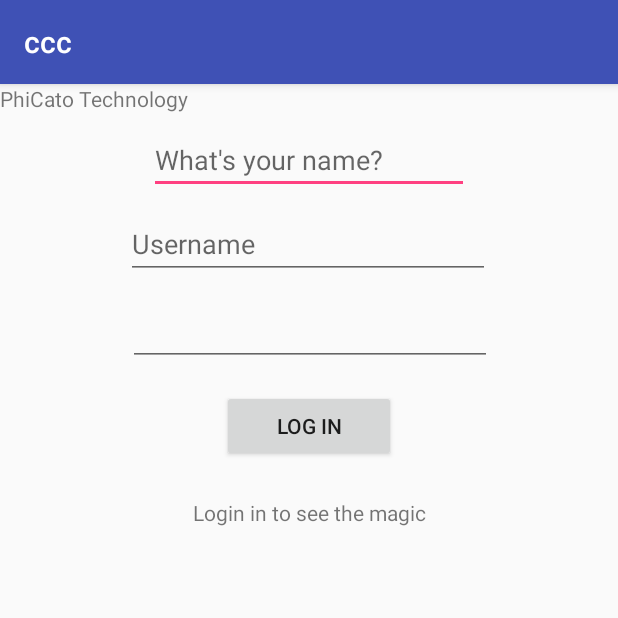
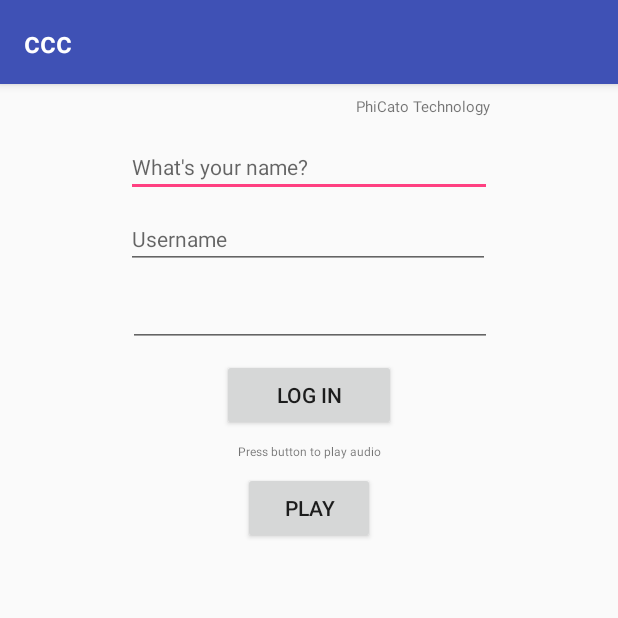
Before and after one commit to phicato/ccc, an Android app: the screen it shows after launch (MainActivity), on a phone screen of 412 x 824 dp, the top half of it. Run offline under Robolectric (Android 15) with nearby library versions, the phone set to English and light mode, and no system bars.

Commit message:
Updated with click to play function

```diff
--- a/app/src/main/java/pl/phicato/www/ccc/MainActivity.java
+++ b/app/src/main/java/pl/phicato/www/ccc/MainActivity.java
@@ -1,5 +1,6 @@
 package pl.phicato.www.ccc;
 
+import android.media.MediaPlayer;
 import android.support.v7.app.AppCompatActivity;
 import android.os.Bundle;
 import android.util.Log;
@@ -29,4 +30,9 @@ public class MainActivity extends AppCompatActivity {
 
         Toast.makeText(MainActivity.this, "Hello " + nameConverted, Toast.LENGTH_SHORT).show();
     }
+
+    public void playFunction(View view){
+        MediaPlayer ring= MediaPlayer.create(MainActivity.this,R.raw.zakonczenie);
+        ring.start();
+    }
 }
--- a/app/src/main/res/layout/activity_main.xml
+++ b/app/src/main/res/layout/activity_main.xml
@@ -10,49 +10,58 @@
         android:id="@+id/textView2"
         android:layout_width="wrap_content"
         android:layout_height="19dp"
+        android:layout_marginEnd="8dp"
+        android:layout_marginStart="64dp"
+        android:layout_marginTop="8dp"
         android:text="@string/PhiCato"
+        android:textSize="10sp"
+        app:layout_constraintEnd_toEndOf="parent"
+        app:layout_constraintHorizontal_bias="0.693"
         app:layout_constraintStart_toStartOf="parent"
         app:layout_constraintTop_toTopOf="parent" />
 
     <EditText
         android:id="@+id/nameID"
-        android:layout_width="wrap_content"
+        android:layout_width="0dp"
         android:layout_height="wrap_content"
         android:layout_marginEnd="84dp"
         android:layout_marginStart="84dp"
-        android:layout_marginTop="28dp"
+        android:layout_marginTop="8dp"
         android:ems="10"
         android:hint="@string/whats_your_name"
         android:inputType="textPersonName"
+        android:textSize="14sp"
         app:layout_constraintEnd_toEndOf="parent"
+        app:layout_constraintHorizontal_bias="1.0"
         app:layout_constraintStart_toStartOf="parent"
-        app:layout_constraintTop_toTopOf="parent" />
+        app:layout_constraintTop_toBottomOf="@+id/textView2" />
 
     <EditText
         android:id="@+id/usernameID"
         android:layout_width="0dp"
-        android:layout_height="46dp"
+        android:layout_height="wrap_content"
         android:layout_marginEnd="85dp"
         android:layout_marginStart="84dp"
-        android:layout_marginTop="84dp"
+        android:layout_marginTop="8dp"
         android:ems="10"
         android:hint="@string/name"
         android:inputType="textPersonName"
+        android:textSize="14sp"
         app:layout_constraintEnd_toEndOf="parent"
-        app:layout_constraintHorizontal_bias="0.0"
+        app:layout_constraintHorizontal_bias="0.497"
         app:layout_constraintStart_toStartOf="parent"
-        app:layout_constraintTop_toTopOf="parent"
-        app:layout_constraintVertical_chainStyle="packed" />
+        app:layout_constraintTop_toBottomOf="@+id/nameID" />
 
     <EditText
         android:id="@+id/passwordID"
         android:layout_width="0dp"
-        android:layout_height="46dp"
+        android:layout_height="wrap_content"
         android:layout_marginEnd="84dp"
         android:layout_marginStart="85dp"
         android:layout_marginTop="12dp"
         android:ems="10"
         android:inputType="textPassword"
+        android:textSize="14sp"
         app:layout_constraintEnd_toEndOf="parent"
         app:layout_constraintHorizontal_bias="0.0"
         app:layout_constraintStart_toStartOf="parent"
@@ -64,7 +73,7 @@
         android:layout_height="48dp"
         android:layout_marginEnd="148dp"
         android:layout_marginStart="148dp"
-        android:layout_marginTop="16dp"
+        android:layout_marginTop="8dp"
         android:onClick="loginFunction"
         android:text="@string/login_button"
         app:layout_constraintEnd_toEndOf="parent"
@@ -78,10 +87,24 @@
         android:layout_height="wrap_content"
         android:layout_marginEnd="162dp"
         android:layout_marginStart="162dp"
-        android:layout_marginTop="24dp"
+        android:layout_marginTop="8dp"
         android:text="@string/login_mess"
+        android:textSize="8sp"
         app:layout_constraintEnd_toEndOf="parent"
         app:layout_constraintStart_toStartOf="parent"
         app:layout_constraintTop_toBottomOf="@+id/buttonID" />
 
+    <Button
+        android:id="@+id/button2"
+        android:layout_width="wrap_content"
+        android:layout_height="wrap_content"
+        android:layout_marginEnd="148dp"
+        android:layout_marginStart="148dp"
+        android:layout_marginTop="8dp"
+        android:onClick="playFunction"
+        android:text="@string/play_button"
+        app:layout_constraintEnd_toEndOf="parent"
+        app:layout_constraintStart_toStartOf="parent"
+        app:layout_constraintTop_toBottomOf="@+id/textView" />
+
 </android.support.constraint.ConstraintLayout>
--- a/app/src/main/res/values/strings.xml
+++ b/app/src/main/res/values/strings.xml
@@ -3,7 +3,8 @@
     <string name="hello">Hello man</string>
     <string name="login_button">LOG IN</string>
     <string name="name">Username</string>
-    <string name="login_mess">Login in to see the magic</string>
+    <string name="login_mess">Press button to play audio</string>
     <string name="PhiCato">PhiCato Technology</string>
     <string name="whats_your_name">What\'s your name?</string>
+    <string name="play_button">PLAY</string>
 </resources>
```
